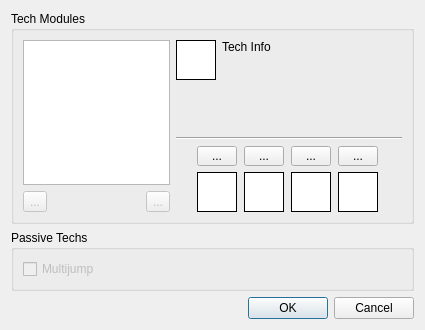
Before: the Qt Designer form starcheat/templates/Techs.ui in wizzomafizzo/starcheat, drawn with Qt 5.
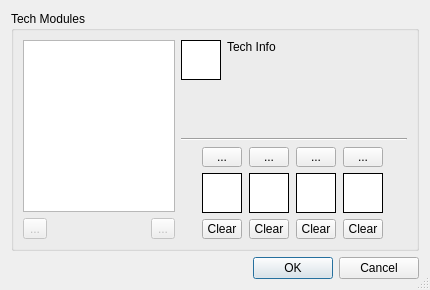
After: the same form once the commit is applied. Icons and pictures are not drawn.

Commit message: Updates for tech window

```diff
--- a/starcheat/templates/Techs.ui
+++ b/starcheat/templates/Techs.ui
@@ -6,19 +6,22 @@
    <rect>
     <x>0</x>
     <y>0</y>
-    <width>425</width>
-    <height>330</height>
+    <width>430</width>
+    <height>290</height>
    </rect>
   </property>
   <property name="minimumSize">
    <size>
-    <width>425</width>
-    <height>330</height>
+    <width>430</width>
+    <height>290</height>
    </size>
   </property>
   <property name="windowTitle">
    <string>Manage Techs</string>
   </property>
+  <property name="sizeGripEnabled">
+   <bool>true</bool>
+  </property>
   <layout class="QVBoxLayout" name="verticalLayout_5">
    <item>
     <widget class="QGroupBox" name="tech_modules">
@@ -191,6 +194,29 @@
             </property>
            </widget>
           </item>
+          <item>
+           <widget class="QToolButton" name="icon1_clear">
+            <property name="sizePolicy">
+             <sizepolicy hsizetype="Preferred" vsizetype="Preferred">
+              <horstretch>0</horstretch>
+              <verstretch>0</verstretch>
+             </sizepolicy>
+            </property>
+            <property name="maximumSize">
+             <size>
+              <width>40</width>
+              <height>20</height>
+             </size>
+            </property>
+            <property name="text">
+             <string>Clear</string>
+            </property>
+            <property name="icon">
+             <iconset resource="../resources.qrc">
+              <normaloff>:/starcheat/images/icons/glyphicons_halflings_082_remove-sign.png</normaloff>:/starcheat/images/icons/glyphicons_halflings_082_remove-sign.png</iconset>
+            </property>
+           </widget>
+          </item>
          </layout>
         </item>
         <item>
@@ -246,6 +272,29 @@
             </property>
            </widget>
           </item>
+          <item>
+           <widget class="QToolButton" name="icon2_clear">
+            <property name="sizePolicy">
+             <sizepolicy hsizetype="Preferred" vsizetype="Preferred">
+              <horstretch>0</horstretch>
+              <verstretch>0</verstretch>
+             </sizepolicy>
+            </property>
+            <property name="maximumSize">
+             <size>
+              <width>40</width>
+              <height>20</height>
+             </size>
+            </property>
+            <property name="text">
+             <string>Clear</string>
+            </property>
+            <property name="icon">
+             <iconset resource="../resources.qrc">
+              <normaloff>:/starcheat/images/icons/glyphicons_halflings_082_remove-sign.png</normaloff>:/starcheat/images/icons/glyphicons_halflings_082_remove-sign.png</iconset>
+            </property>
+           </widget>
+          </item>
          </layout>
         </item>
         <item>
@@ -301,6 +350,29 @@
             </property>
            </widget>
           </item>
+          <item>
+           <widget class="QToolButton" name="icon3_clear">
+            <property name="sizePolicy">
+             <sizepolicy hsizetype="Preferred" vsizetype="Preferred">
+              <horstretch>0</horstretch>
+              <verstretch>0</verstretch>
+             </sizepolicy>
+            </property>
+            <property name="maximumSize">
+             <size>
+              <width>40</width>
+              <height>20</height>
+             </size>
+            </property>
+            <property name="text">
+             <string>Clear</string>
+            </property>
+            <property name="icon">
+             <iconset resource="../resources.qrc">
+              <normaloff>:/starcheat/images/icons/glyphicons_halflings_082_remove-sign.png</normaloff>:/starcheat/images/icons/glyphicons_halflings_082_remove-sign.png</iconset>
+            </property>
+           </widget>
+          </item>
          </layout>
         </item>
         <item>
@@ -356,6 +428,29 @@
             </property>
            </widget>
           </item>
+          <item>
+           <widget class="QToolButton" name="icon4_clear">
+            <property name="sizePolicy">
+             <sizepolicy hsizetype="Preferred" vsizetype="Preferred">
+              <horstretch>0</horstretch>
+              <verstretch>0</verstretch>
+             </sizepolicy>
+            </property>
+            <property name="maximumSize">
+             <size>
+              <width>40</width>
+              <height>20</height>
+             </size>
+            </property>
+            <property name="text">
+             <string>Clear</string>
+            </property>
+            <property name="icon">
+             <iconset resource="../resources.qrc">
+              <normaloff>:/starcheat/images/icons/glyphicons_halflings_082_remove-sign.png</normaloff>:/starcheat/images/icons/glyphicons_halflings_082_remove-sign.png</iconset>
+            </property>
+           </widget>
+          </item>
          </layout>
         </item>
        </layout>
@@ -383,25 +478,6 @@
      </layout>
     </widget>
    </item>
-   <item>
-    <widget class="QGroupBox" name="passive_techs">
-     <property name="title">
-      <string>Passive Techs</string>
-     </property>
-     <layout class="QGridLayout" name="gridLayout_2">
-      <item row="0" column="0">
-       <widget class="QCheckBox" name="multijump">
-        <property name="enabled">
-         <bool>false</bool>
-        </property>
-        <property name="text">
-         <string>Multijump</string>
-        </property>
-       </widget>
-      </item>
-     </layout>
-    </widget>
-   </item>
    <item>
     <widget class="QDialogButtonBox" name="buttonBox">
      <property name="orientation">
```
The commit also changes 2 other files.
